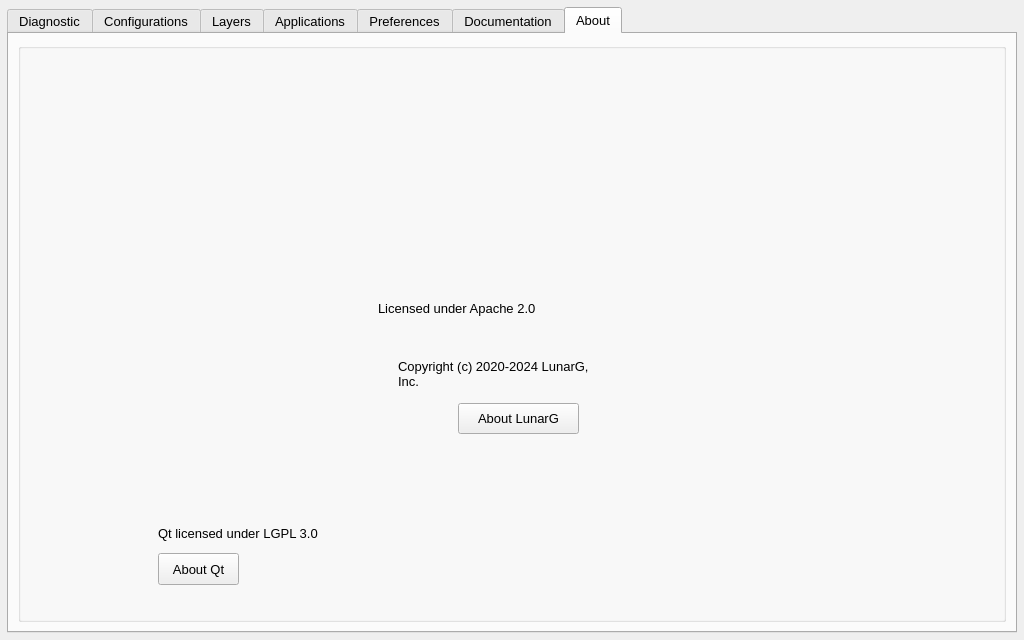
LunarG/VulkanTools, file vkconfig_gui/mainwindow.ui: the form before one commit.
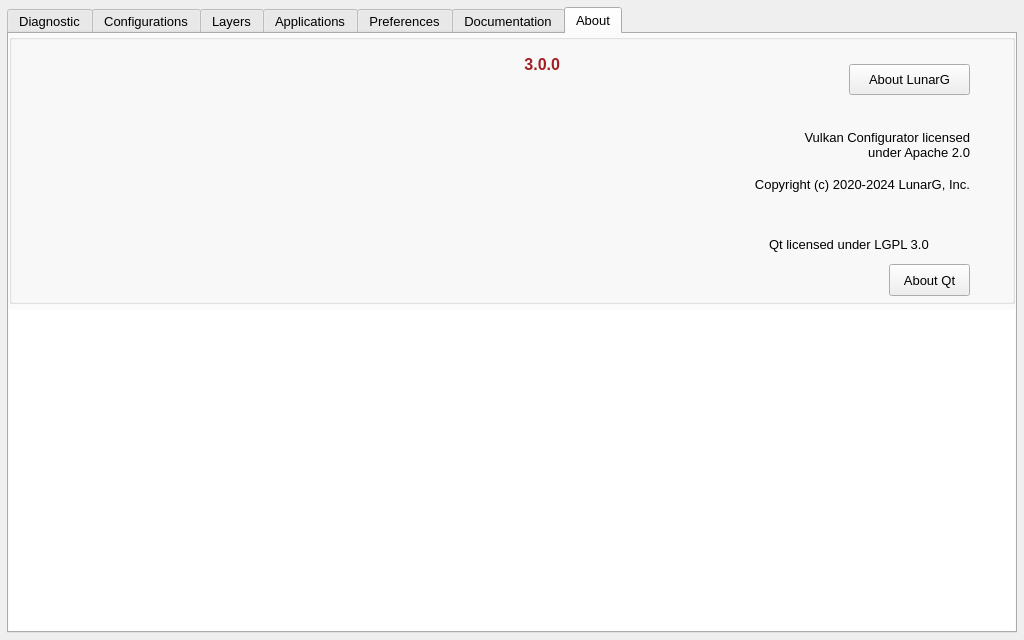
The form after the commit. The open tabs and pages were chosen to show the change. Icons and pictures are not drawn.

Commit message: vkconfig3: Preparing Alpha build

The edit to the form file:
```diff
--- a/vkconfig_gui/mainwindow.ui
+++ b/vkconfig_gui/mainwindow.ui
@@ -1513,8 +1513,26 @@
         <string>About</string>
        </attribute>
        <layout class="QVBoxLayout" name="verticalLayout_13">
+        <property name="leftMargin">
+         <number>0</number>
+        </property>
+        <property name="topMargin">
+         <number>0</number>
+        </property>
+        <property name="rightMargin">
+         <number>0</number>
+        </property>
+        <property name="bottomMargin">
+         <number>0</number>
+        </property>
         <item>
          <widget class="QGroupBox" name="groupBox">
+          <property name="minimumSize">
+           <size>
+            <width>800</width>
+            <height>270</height>
+           </size>
+          </property>
           <property name="title">
            <string/>
           </property>
@@ -1524,8 +1542,8 @@
           <widget class="QLabel" name="label_11">
            <property name="geometry">
             <rect>
-             <x>210</x>
-             <y>300</y>
+             <x>640</x>
+             <y>20</y>
              <width>141</width>
              <height>61</height>
             </rect>
@@ -1543,8 +1561,8 @@
           <widget class="QLabel" name="label_10">
            <property name="geometry">
             <rect>
-             <x>10</x>
-             <y>470</y>
+             <x>640</x>
+             <y>190</y>
              <width>91</width>
              <height>81</height>
             </rect>
@@ -1559,10 +1577,10 @@
           <widget class="QLabel" name="label_7">
            <property name="geometry">
             <rect>
-             <x>360</x>
-             <y>250</y>
+             <x>760</x>
+             <y>90</y>
              <width>201</width>
-             <height>31</height>
+             <height>41</height>
             </rect>
            </property>
            <property name="font">
@@ -1574,10 +1592,10 @@
             </font>
            </property>
            <property name="text">
-            <string>Licensed under Apache 2.0</string>
+            <string>Vulkan Configurator licensed under Apache 2.0</string>
            </property>
            <property name="alignment">
-            <set>Qt::AlignLeading|Qt::AlignLeft|Qt::AlignVCenter</set>
+            <set>Qt::AlignRight|Qt::AlignTrailing|Qt::AlignVCenter</set>
            </property>
            <property name="wordWrap">
             <bool>true</bool>
@@ -1586,9 +1604,9 @@
           <widget class="QLabel" name="label_9">
            <property name="geometry">
             <rect>
-             <x>380</x>
-             <y>310</y>
-             <width>191</width>
+             <x>680</x>
+             <y>130</y>
+             <width>281</width>
              <height>41</height>
             </rect>
            </property>
@@ -1607,7 +1625,7 @@
             <string>Copyright (c) 2020-2024 LunarG, Inc.</string>
            </property>
            <property name="alignment">
-            <set>Qt::AlignLeading|Qt::AlignLeft|Qt::AlignVCenter</set>
+            <set>Qt::AlignRight|Qt::AlignTrailing|Qt::AlignVCenter</set>
            </property>
            <property name="wordWrap">
             <bool>true</bool>
@@ -1616,8 +1634,8 @@
           <widget class="QPushButton" name="about_qt_pushButton">
            <property name="geometry">
             <rect>
-             <x>140</x>
-             <y>510</y>
+             <x>880</x>
+             <y>230</y>
              <width>81</width>
              <height>32</height>
             </rect>
@@ -1629,8 +1647,8 @@
           <widget class="QLabel" name="label_8">
            <property name="geometry">
             <rect>
-             <x>140</x>
-             <y>470</y>
+             <x>760</x>
+             <y>190</y>
              <width>231</width>
              <height>41</height>
             </rect>
@@ -1687,8 +1705,8 @@
           <widget class="QPushButton" name="about_lunarg_pushButton">
            <property name="geometry">
             <rect>
-             <x>440</x>
-             <y>360</y>
+             <x>840</x>
+             <y>30</y>
              <width>121</width>
              <height>31</height>
             </rect>
@@ -1697,6 +1715,74 @@
             <string>About LunarG</string>
            </property>
           </widget>
+          <widget class="QLabel" name="about_version_label">
+           <property name="geometry">
+            <rect>
+             <x>380</x>
+             <y>20</y>
+             <width>171</width>
+             <height>21</height>
+            </rect>
+           </property>
+           <property name="palette">
+            <palette>
+             <active>
+              <colorrole role="WindowText">
+               <brush brushstyle="SolidPattern">
+                <color alpha="255">
+                 <red>164</red>
+                 <green>30</green>
+                 <blue>34</blue>
+                </color>
+               </brush>
+              </colorrole>
+             </active>
+             <inactive>
+              <colorrole role="WindowText">
+               <brush brushstyle="SolidPattern">
+                <color alpha="255">
+                 <red>164</red>
+                 <green>30</green>
+                 <blue>34</blue>
+                </color>
+               </brush>
+              </colorrole>
+             </inactive>
+             <disabled>
+              <colorrole role="WindowText">
+               <brush brushstyle="SolidPattern">
+                <color alpha="255">
+                 <red>120</red>
+                 <green>120</green>
+                 <blue>120</blue>
+                </color>
+               </brush>
+              </colorrole>
+             </disabled>
+            </palette>
+           </property>
+           <property name="font">
+            <font>
+             <family>Arial</family>
+             <pointsize>12</pointsize>
+             <weight>75</weight>
+             <bold>true</bold>
+            </font>
+           </property>
+           <property name="text">
+            <string>3.0.0</string>
+           </property>
+           <property name="alignment">
+            <set>Qt::AlignRight|Qt::AlignTrailing|Qt::AlignVCenter</set>
+           </property>
+          </widget>
+         </widget>
+        </item>
+        <item>
+         <widget class="QTextEdit" name="about_changelog_textEdit">
+          <property name="frameShape">
+           <enum>QFrame::NoFrame</enum>
+          </property>
          </widget>
         </item>
        </layout>
```
Left out of the diff: 4 changed lines with no effect on the pictures. The commit also changes 19 other files.
